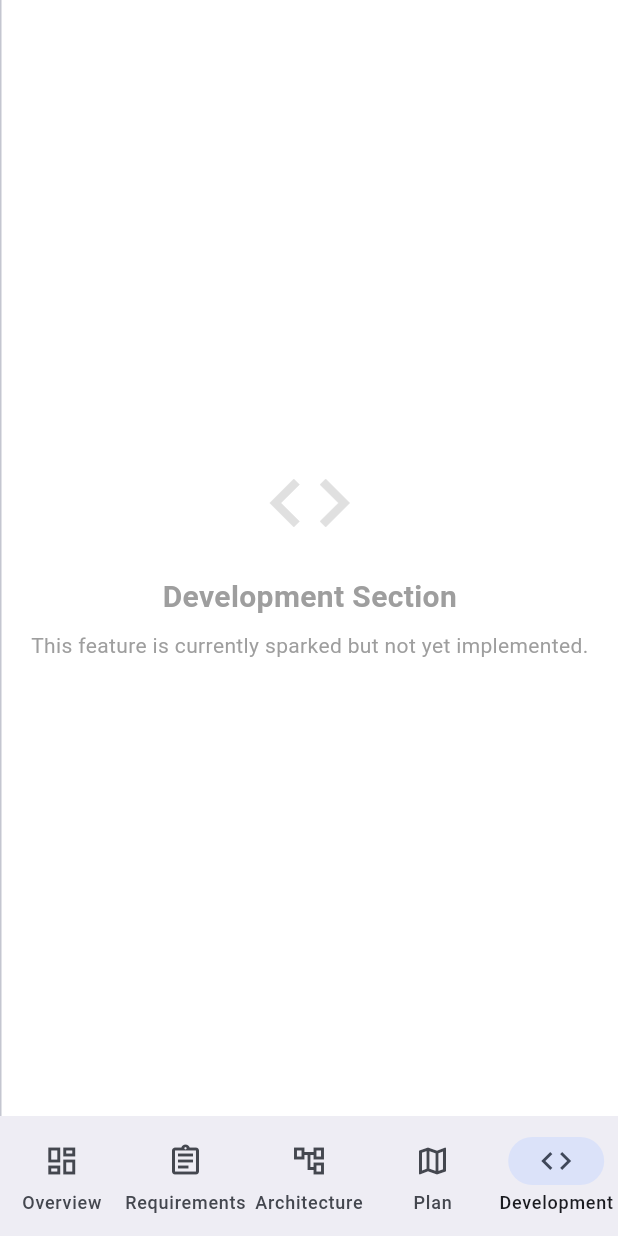
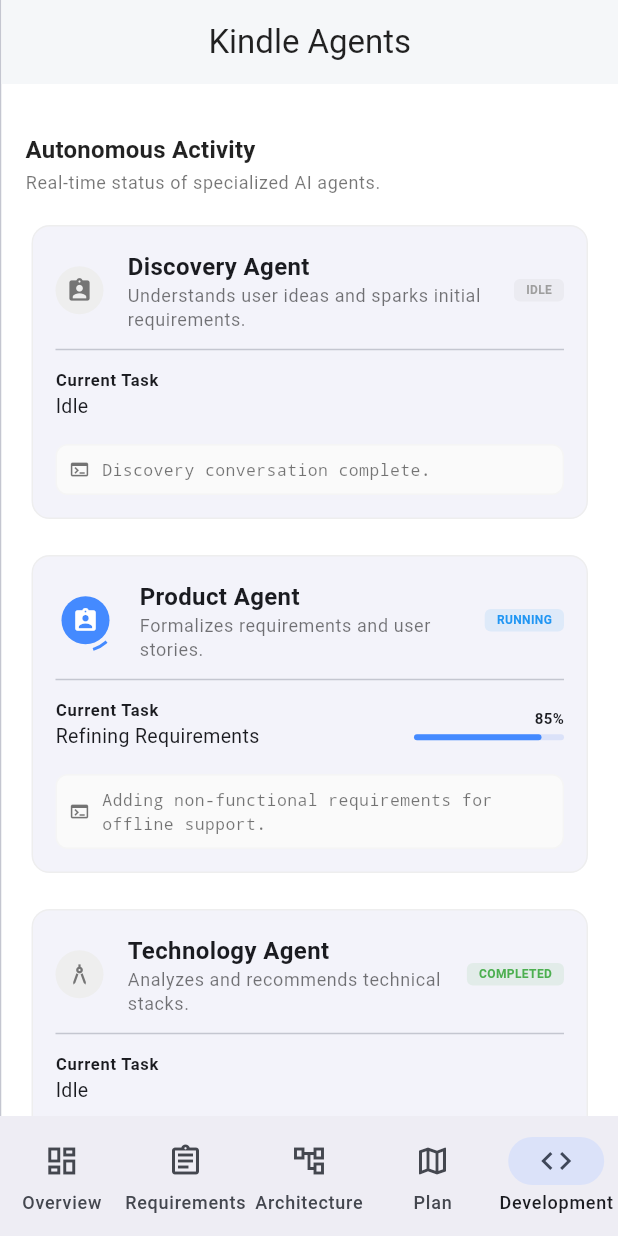
Before and after one commit to shubham230523/kindle, a Flutter app: the ProjectWorkspaceShell screen opened directly with empty values, item 5 of the bottom bar chosen, on a phone screen of 412 x 824 dp. Run offline on Flutter 3.47's test engine with Material 3 defaults, Android fonts, the phone set to English and light mode, and no system bars.

Commit message:
agent activity screen

```diff
--- /dev/null
+++ b/lib/features/workspace/screens/agent_activity_screen.dart
@@ -0,0 +1,339 @@
+import 'package:flutter/material.dart';
+import '../../project/models/agent.dart';
+import '../../project/models/agent_execution.dart';
+import '../../../shared/widgets/kindle_card.dart';
+import '../../../shared/widgets/section_title.dart';
+import '../../../core/theme/app_colors.dart';
+import '../../../core/constants/app_constants.dart';
+import '../../../core/utils/responsive_layout.dart';
+
+class AgentActivityScreen extends StatefulWidget {
+  const AgentActivityScreen({super.key});
+
+  @override
+  State<AgentActivityScreen> createState() => _AgentActivityScreenState();
+}
+
+class _AgentActivityScreenState extends State<AgentActivityScreen> {
+  final List<_AgentStatusData> _agents = [
+    _AgentStatusData(
+      agent: const Agent(
+        id: 'a1',
+        name: 'Discovery Agent',
+        type: AgentType.manager,
+        description: 'Understands user ideas and sparks initial requirements.',
+      ),
+      currentTask: 'Idle',
+      status: ExecutionStatus.idle,
+      progress: 1.0,
+      activity: 'Discovery conversation complete.',
+    ),
+    _AgentStatusData(
+      agent: const Agent(
+        id: 'a2',
+        name: 'Product Agent',
+        type: AgentType.manager,
+        description: 'Formalizes requirements and user stories.',
+      ),
+      currentTask: 'Refining Requirements',
+      status: ExecutionStatus.running,
+      progress: 0.85,
+      activity: 'Adding non-functional requirements for offline support.',
+    ),
+    _AgentStatusData(
+      agent: const Agent(
+        id: 'a3',
+        name: 'Technology Agent',
+        type: AgentType.architect,
+        description: 'Analyzes and recommends technical stacks.',
+      ),
+      currentTask: 'Idle',
+      status: ExecutionStatus.completed,
+      progress: 1.0,
+      activity: 'Finalized Flutter + Firebase recommendation.',
+    ),
+    _AgentStatusData(
+      agent: const Agent(
+        id: 'a4',
+        name: 'Architecture Agent',
+        type: AgentType.architect,
+        description: 'Generates system design and module blueprints.',
+      ),
+      currentTask: 'Idle',
+      status: ExecutionStatus.completed,
+      progress: 1.0,
+      activity: 'CLEAN architecture blueprint generated.',
+    ),
+    _AgentStatusData(
+      agent: const Agent(
+        id: 'a5',
+        name: 'Coding Agent',
+        type: AgentType.developer,
+        description: 'Writes production-quality code and unit tests.',
+      ),
+      currentTask: 'Implementing Auth Module',
+      status: ExecutionStatus.running,
+      progress: 0.42,
+      activity: 'Generating Repository pattern for Firebase Auth.',
+    ),
+    _AgentStatusData(
+      agent: const Agent(
+        id: 'a6',
+        name: 'Build Agent',
+        type: AgentType.developer,
+        description: 'Manages CI/CD, builds, and deployments.',
+      ),
+      currentTask: 'Waiting for changes',
+      status: ExecutionStatus.waiting,
+      progress: 0.0,
+      activity: 'Pipeline ready for next commit.',
+    ),
+    _AgentStatusData(
+      agent: const Agent(
+        id: 'a7',
+        name: 'Testing Agent',
+        type: AgentType.tester,
+        description: 'Executes unit, integration, and UI tests.',
+      ),
+      currentTask: 'Planning Test Suite',
+      status: ExecutionStatus.planning,
+      progress: 0.15,
+      activity: 'Defining edge cases for login validation.',
+    ),
+    _AgentStatusData(
+      agent: const Agent(
+        id: 'a8',
+        name: 'Debug Agent',
+        type: AgentType.developer,
+        description: 'Identifies and fixes bugs in real-time.',
+      ),
+      currentTask: 'Idle',
+      status: ExecutionStatus.idle,
+      progress: 0.0,
+      activity: 'Monitoring system logs...',
+    ),
+  ];
+
+  @override
+  Widget build(BuildContext context) {
+    return Scaffold(
+      appBar: AppBar(
+        title: const Text('Kindle Agents'),
+      ),
+      body: Center(
+        child: ConstrainedBox(
+          constraints: const BoxConstraints(maxWidth: kMaxContentWidth),
+          child: ListView.builder(
+            padding: const EdgeInsets.all(AppConstants.spacingMd),
+            itemCount: _agents.length + 1,
+            itemBuilder: (context, index) {
+              if (index == 0) {
+                return const SectionTitle(
+                  title: 'Autonomous Activity',
+                  subtitle: 'Real-time status of specialized AI agents.',
+                );
+              }
+              return _AgentActivityCard(data: _agents[index - 1]);
+            },
+          ),
+        ),
+      ),
+    );
+  }
+}
+
+class _AgentStatusData {
+  final Agent agent;
+  final String currentTask;
+  final ExecutionStatus status;
+  final double progress;
+  final String activity;
+
+  _AgentStatusData({
+    required this.agent,
+    required this.currentTask,
+    required this.status,
+    required this.progress,
+    required this.activity,
+  });
+}
+
+class _AgentActivityCard extends StatelessWidget {
+  final _AgentStatusData data;
+
+  const _AgentActivityCard({required this.data});
+
+  @override
+  Widget build(BuildContext context) {
+    return Padding(
+      padding: const EdgeInsets.only(bottom: AppConstants.spacingMd),
+      child: KindleCard(
+        child: Column(
+          crossAxisAlignment: CrossAxisAlignment.start,
+          children: [
+            Row(
+              children: [
+                _AgentIcon(type: data.agent.type, status: data.status),
+                const SizedBox(width: AppConstants.spacingMd),
+                Expanded(
+                  child: Column(
+                    crossAxisAlignment: CrossAxisAlignment.start,
+                    children: [
+                      Text(
+                        data.agent.name,
+                        style: const TextStyle(fontWeight: FontWeight.bold, fontSize: 16),
+                      ),
+                      Text(
+                        data.agent.description,
+                        style: Theme.of(context).textTheme.bodySmall?.copyWith(color: AppColors.textSecondary),
+                      ),
+                    ],
+                  ),
+                ),
+                _ExecutionStatusBadge(status: data.status),
+              ],
+            ),
+            const Divider(height: AppConstants.spacingLg),
+            Row(
+              mainAxisAlignment: MainAxisAlignment.spaceBetween,
+              children: [
+                Column(
+                  crossAxisAlignment: CrossAxisAlignment.start,
+                  children: [
+                    Text('Current Task', style: Theme.of(context).textTheme.labelSmall?.copyWith(fontWeight: FontWeight.bold)),
+                    Text(data.currentTask, style: const TextStyle(fontSize: 13)),
+                  ],
+                ),
+                if (data.progress > 0 && data.progress < 1.0)
+                  SizedBox(
+                    width: 100,
+                    child: Column(
+                      crossAxisAlignment: CrossAxisAlignment.end,
+                      children: [
+                        Text('${(data.progress * 100).toInt()}%', style: const TextStyle(fontSize: 10, fontWeight: FontWeight.bold)),
+                        const SizedBox(height: 4),
+                        LinearProgressIndicator(
+                          value: data.progress,
+                          minHeight: 4,
+                          borderRadius: BorderRadius.circular(2),
+                        ),
+                      ],
+                    ),
+                  ),
+              ],
+            ),
+            const SizedBox(height: AppConstants.spacingMd),
+            Container(
+              width: double.infinity,
+              padding: const EdgeInsets.all(AppConstants.spacingSm),
+              decoration: BoxDecoration(
+                color: Colors.grey.shade50,
+                borderRadius: BorderRadius.circular(AppConstants.radiusSm),
+                border: Border.all(color: Colors.grey.shade100),
+              ),
+              child: Row(
+                children: [
+                  const Icon(Icons.terminal, size: 14, color: AppColors.textSecondary),
+                  const SizedBox(width: 8),
+                  Expanded(
+                    child: Text(
+                      data.activity,
+                      style: const TextStyle(fontFamily: 'monospace', fontSize: 11, color: AppColors.textSecondary),
+                    ),
+                  ),
+                ],
+              ),
+            ),
+          ],
+        ),
+      ),
+    );
+  }
+}
+
+class _AgentIcon extends StatelessWidget {
+  final AgentType type;
+  final ExecutionStatus status;
+
+  const _AgentIcon({required this.type, required this.status});
+
+  @override
+  Widget build(BuildContext context) {
+    IconData icon;
+    switch (type) {
+      case AgentType.architect:
+        icon = Icons.architecture;
+        break;
+      case AgentType.developer:
+        icon = Icons.code;
+        break;
+      case AgentType.tester:
+        icon = Icons.bug_report;
+        break;
+      case AgentType.manager:
+        icon = Icons.assignment_ind;
+        break;
+    }
+
+    final isRunning = status == ExecutionStatus.running || status == ExecutionStatus.planning;
+
+    return Stack(
+      alignment: Alignment.center,
+      children: [
+        if (isRunning)
+          const SizedBox(
+            width: 40,
+            height: 40,
+            child: CircularProgressIndicator(strokeWidth: 2, valueColor: AlwaysStoppedAnimation<Color>(AppColors.primary)),
+          ),
+        CircleAvatar(
+          radius: 16,
+          backgroundColor: isRunning ? AppColors.primary : Colors.grey.shade200,
+          child: Icon(icon, color: isRunning ? Colors.white : Colors.grey.shade600, size: 18),
+        ),
+      ],
+    );
+  }
+}
+
+class _ExecutionStatusBadge extends StatelessWidget {
+  final ExecutionStatus status;
+  const _ExecutionStatusBadge({required this.status});
+
+  @override
+  Widget build(BuildContext context) {
+    Color color;
+    switch (status) {
+      case ExecutionStatus.running:
+        color = Colors.blue;
+        break;
+      case ExecutionStatus.completed:
+        color = Colors.green;
+        break;
+      case ExecutionStatus.failed:
+        color = Colors.red;
+        break;
+      case ExecutionStatus.planning:
+        color = Colors.orange;
+        break;
+      case ExecutionStatus.waiting:
+        color = Colors.amber;
+        break;
+      case ExecutionStatus.idle:
+        color = Colors.grey;
+        break;
+    }
+
+    return Container(
+      padding: const EdgeInsets.symmetric(horizontal: 8, vertical: 2),
+      decoration: BoxDecoration(
+        color: color.withValues(alpha: 0.1),
+        borderRadius: BorderRadius.circular(4),
+      ),
+      child: Text(
+        status.name.toUpperCase(),
+        style: TextStyle(color: color, fontSize: 8, fontWeight: FontWeight.bold),
+      ),
+    );
+  }
+}
--- a/lib/features/workspace/screens/project_workspace_shell.dart
+++ b/lib/features/workspace/screens/project_workspace_shell.dart
@@ -1,6 +1,7 @@
 import 'package:flutter/material.dart';
 import '../../project/models/project.dart';
 import 'project_dashboard_screen.dart';
+import 'agent_activity_screen.dart';
 import '../../project/screens/requirements_list_screen.dart';
 import '../../project/screens/architecture_overview_screen.dart';
 import '../../project/screens/development_plan_screen.dart';
@@ -40,6 +41,8 @@
         return ArchitectureOverviewScreen(project: widget.project);
       case 3:
         return DevelopmentPlanScreen(project: widget.project);
+      case 4:
+        return const AgentActivityScreen();
       default:
         return Center(
           child: Column(
```
